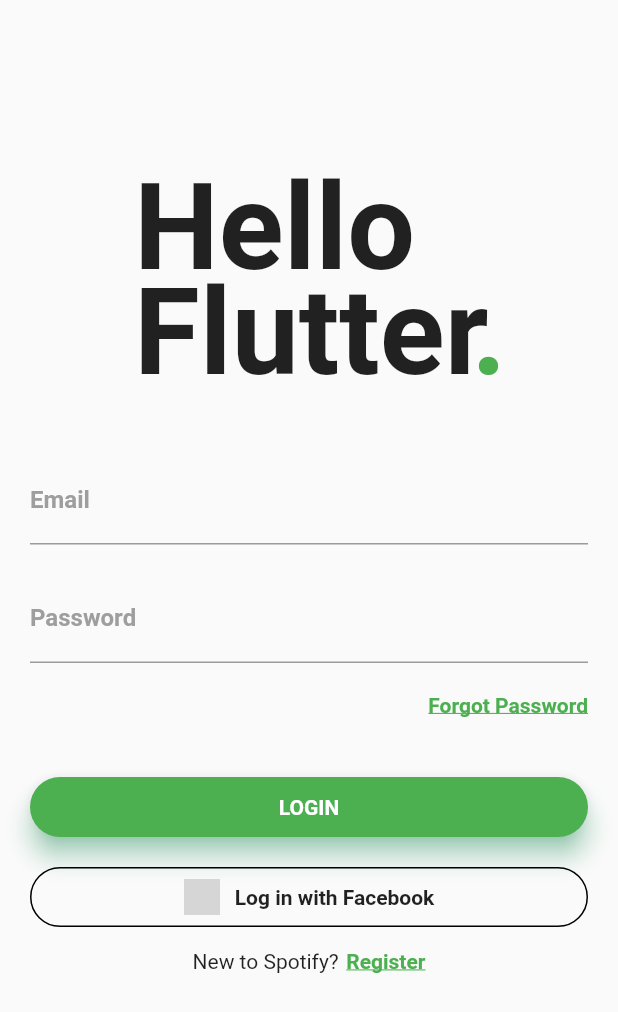
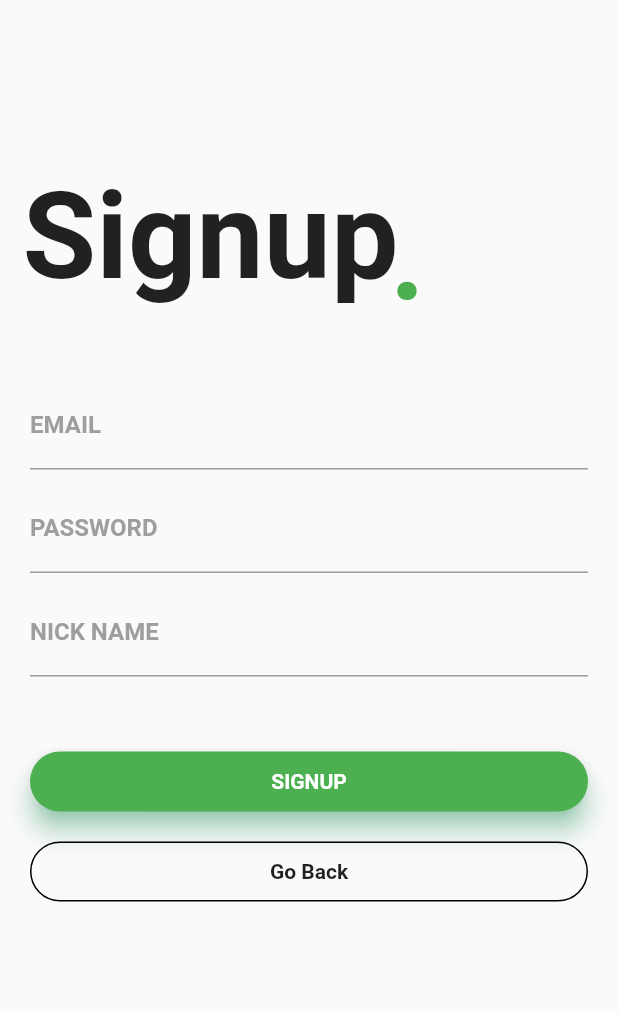
Before and after one commit to TaeseongYun/Flutter_FacebookLogin_App_Clone, a Flutter app: the screen it shows after launch, after a tap on "Register", on a phone screen of 412 x 824 dp. Shown: the top 1012 px of the screen. Run offline on Flutter 3.47's test engine with Material 2 defaults, Android fonts, the phone set to English and light mode, and no system bars; Roboto replaces fonts that are missing (Montserrat); project files that could hold a hidden picture were left out; grey boxes are pictures that could not be loaded.

Commit message:
Add[SignupPage]

```diff
--- a/lib/main.dart
+++ b/lib/main.dart
@@ -1,4 +1,5 @@
 import 'package:flutter/material.dart';
+import 'signup.dart';
 
 void main() => runApp(MyApp());
 
@@ -7,9 +8,9 @@ class MyApp extends StatelessWidget {
   Widget build(BuildContext context) {
     return new MaterialApp(
       debugShowCheckedModeBanner: false,
-//      routes: <String, WidgetBuilder> {
-//        '/signup': (BuildContext context) => new SignupPage()
-//      },
+      routes: <String, WidgetBuilder> {
+        '/signup': (BuildContext context) => new SignupPage()
+      },
       home: new MyHomePage(),
     );
   }
--- /dev/null
+++ b/lib/signup.dart
@@ -0,0 +1,131 @@
+import 'package:flutter/material.dart';
+
+class SignupPage extends StatefulWidget {
+  @override
+  _SignupPateState createState() => new _SignupPateState();
+}
+
+class _SignupPateState extends State<SignupPage> {
+  @override
+  Widget build(BuildContext context) {
+
+    return new Scaffold(
+      resizeToAvoidBottomPadding: false,
+      body: Column(crossAxisAlignment: CrossAxisAlignment.start, children: <Widget>[
+        Container(
+          child: Stack(
+            children: <Widget>[
+              Container(
+                padding: EdgeInsets.fromLTRB(15.0, 111.0, 0.0, 0.0),
+                child: Text(
+                  'Signup',
+                  style:
+                  TextStyle(fontSize: 80.0, fontWeight: FontWeight.bold),
+                ),
+              ),
+              Container(
+                padding: EdgeInsets.fromLTRB(260.0, 125.0, 0.0, 0.0),
+                child: Text(
+                  '.',
+                  style: TextStyle(
+                    fontSize: 80.0,
+                    fontWeight: FontWeight.bold,
+                    color: Colors.green),
+                ),
+              )
+            ],
+          ),
+        ),
+        Container(
+          padding: EdgeInsets.only(top: 35.0, left: 20.0, right: 20.0),
+          child: Column(
+            children: <Widget>[
+              TextField(
+                decoration: InputDecoration(
+                  labelText: 'EMAIL',
+                  labelStyle: TextStyle(
+                    fontFamily: 'Montserrat',
+                    fontWeight: FontWeight.bold,
+                    color: Colors.grey),
+                  focusedBorder: UnderlineInputBorder(
+                    borderSide: BorderSide(color: Colors.green))),
+              ),
+              SizedBox(height: 10.0),
+              TextField(
+                decoration: InputDecoration(
+                    labelText: 'PASSWORD',
+                    labelStyle: TextStyle(
+                        fontFamily: 'Montserrat',
+                        fontWeight: FontWeight.bold,
+                        color: Colors.grey),
+                    focusedBorder: UnderlineInputBorder(
+                        borderSide: BorderSide(color: Colors.green))),
+                obscureText: true,
+              ),
+              SizedBox(height: 10.0),
+              TextField(
+                decoration: InputDecoration(
+                    labelText: 'NICK NAME',
+                    labelStyle: TextStyle(
+                        fontFamily: 'Montserrat',
+                        fontWeight: FontWeight.bold,
+                        color: Colors.grey),
+                    focusedBorder: UnderlineInputBorder(
+                        borderSide: BorderSide(color: Colors.green))),
+              ),
+              SizedBox(height: 50.0),
+              Container(
+                height: 40.0,
+                child: Material(
+                  borderRadius: BorderRadius.circular(20.0),
+                  shadowColor: Colors.greenAccent,
+                  color: Colors.green,
+                  elevation: 7.0,
+                  child: GestureDetector(
+                    onTap: () {},
+                    child: Center(
+                      child: Text(
+                        'SIGNUP',
+                        style: TextStyle(
+                          color: Colors.white,
+                          fontWeight: FontWeight.bold,
+                          fontFamily: 'Montserrat'),
+                      ),
+                    ),
+                  ),
+                )),
+              SizedBox(height: 20.0),
+              Container(
+                height: 40.0,
+                color: Colors.transparent,
+                child: Container(
+                  decoration: BoxDecoration(
+                    border: Border.all(
+                      color: Colors.black,
+                      style: BorderStyle.solid,
+                      width: 1.0),
+                    color: Colors.transparent,
+                    borderRadius: BorderRadius.circular(20.0)),
+                  child: InkWell(
+                    onTap: () {
+                      Navigator.of(context).pop();
+                    },
+                    child: Center(
+                      child: Text(
+                        'Go Back',
+                        style: TextStyle(
+                          fontFamily: 'Montserrat',
+                          fontWeight: FontWeight.bold)),
+                    ),
+                  ),
+                ),
+              )
+            ],
+          ),
+        )
+      ],
+      ),
+    );
+  }
+
+}
```
